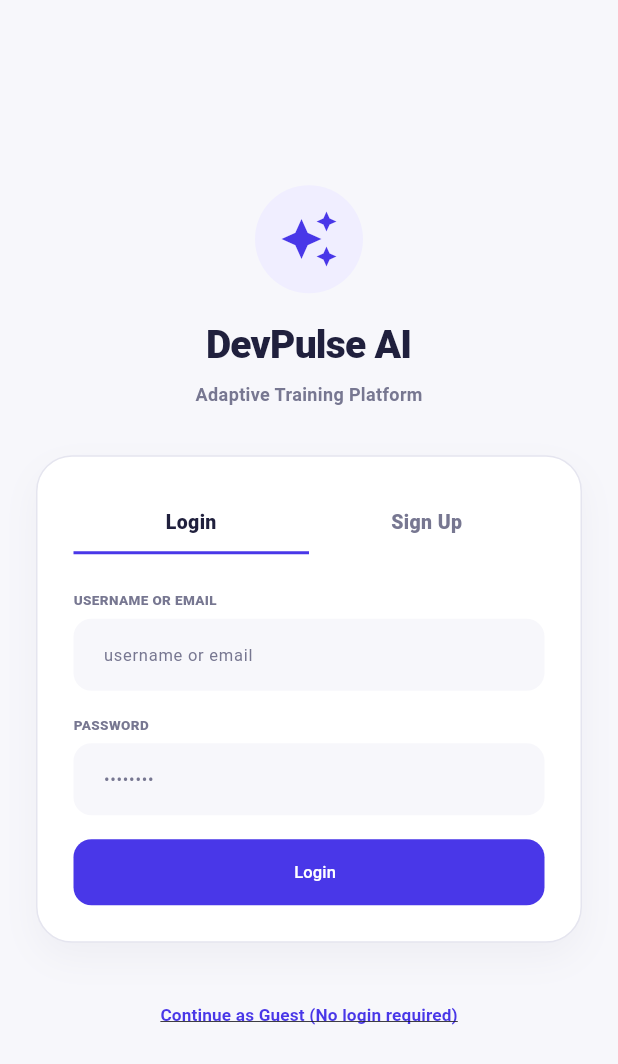
After one commit to Sid-Dan06/SIH26, a Flutter app: the screen it shows after launch, on a phone screen of 412 x 824 dp. The commit adds this screen. Shown: the top 1064 px of the screen. Run offline on Flutter 3.47's test engine with Material 3 defaults, Android fonts, the phone set to English and light mode, and no system bars; accounts and stored records are empty; Roboto replaces fonts that are missing (Arial).

Commit message:
feat: integrate auth screen and close adaptive learning loop

```diff
--- a/frontend/lib/main.dart
+++ b/frontend/lib/main.dart
@@ -1,5 +1,6 @@
 import 'package:flutter/material.dart';
 
+import 'screens/auth_screen.dart';
 import 'screens/home_screen.dart';
 import 'screens/skills_screen.dart';
 import 'screens/quiz_screen.dart';
@@ -21,7 +22,7 @@ class AdaptiveIntelligenceApp extends StatelessWidget {
       debugShowCheckedModeBanner: false,
       title: 'Adaptive Intelligence',
       theme: AppTheme.lightTheme,
-      home: const AppShell(),
+      home: const AuthScreen(),
     );
   }
 }
--- /dev/null
+++ b/frontend/lib/screens/auth_screen.dart
@@ -0,0 +1,364 @@
+import 'package:flutter/material.dart';
+import '../services/api_service.dart';
+import '../theme/app_theme.dart';
+import '../widgets/primary_button.dart';
+import '../main.dart';
+
+class AuthScreen extends StatefulWidget {
+  const AuthScreen({super.key});
+
+  @override
+  State<AuthScreen> createState() => _AuthScreenState();
+}
+
+class _AuthScreenState extends State<AuthScreen> {
+  bool isLoginMode = true;
+  bool isLoading = false;
+  String? errorText;
+
+  final TextEditingController _usernameController = TextEditingController();
+  final TextEditingController _emailController = TextEditingController();
+  final TextEditingController _passwordController = TextEditingController();
+
+  Future<void> handleAuth() async {
+    setState(() {
+      isLoading = true;
+      errorText = null;
+    });
+
+    final email = _emailController.text.trim();
+    final password = _passwordController.text;
+    final username = _usernameController.text.trim();
+
+    if (isLoginMode) {
+      if (email.isEmpty || password.isEmpty) {
+        setState(() {
+          errorText = "Please fill in all fields.";
+          isLoading = false;
+        });
+        return;
+      }
+
+      ApiService.isGuestTestingMode = false;
+      final success = await ApiService.login(email, password);
+      if (success) {
+        if (mounted) {
+          Navigator.pushReplacement(
+            context,
+            MaterialPageRoute(builder: (context) => const AppShell()),
+          );
+        }
+      } else {
+        setState(() {
+          errorText = "Invalid login credentials.";
+          isLoading = false;
+        });
+      }
+    } else {
+      if (username.isEmpty || email.isEmpty || password.isEmpty) {
+        setState(() {
+          errorText = "Please fill in all fields.";
+          isLoading = false;
+        });
+        return;
+      }
+      if (password.length < 8) {
+        setState(() {
+          errorText = "Password must be at least 8 characters.";
+          isLoading = false;
+        });
+        return;
+      }
+
+      ApiService.isGuestTestingMode = false;
+      final success = await ApiService.register(username, email, password);
+      if (success) {
+        if (mounted) {
+          Navigator.pushReplacement(
+            context,
+            MaterialPageRoute(builder: (context) => const AppShell()),
+          );
+        }
+      } else {
+        setState(() {
+          errorText = "Registration failed. Username or email may already exist.";
+          isLoading = false;
+        });
+      }
+    }
+  }
+
+  void continueAsGuest() {
+    ApiService.isGuestTestingMode = true;
+    ApiService.userToken = null;
+    ApiService.userId = 1;
+    ApiService.userName = "Guest User";
+    Navigator.pushReplacement(
+      context,
+      MaterialPageRoute(builder: (context) => const AppShell()),
+    );
+  }
+
+  @override
+  Widget build(BuildContext context) {
+    return Scaffold(
+      backgroundColor: AppColors.page,
+      body: Center(
+        child: SingleChildScrollView(
+          padding: const EdgeInsets.symmetric(horizontal: 24),
+          child: Column(
+            mainAxisAlignment: MainAxisAlignment.center,
+            children: [
+              // Logo / Icon
+              Container(
+                padding: const EdgeInsets.all(16),
+                decoration: const BoxDecoration(
+                  color: AppColors.lavender,
+                  shape: BoxShape.circle,
+                ),
+                child: const Icon(
+                  Icons.auto_awesome,
+                  color: AppColors.purple,
+                  size: 40,
+                ),
+              ),
+              const SizedBox(height: 16),
+              // App Title
+              const Text(
+                'DevPulse AI',
+                style: TextStyle(
+                  fontSize: 26,
+                  fontWeight: FontWeight.w900,
+                  color: AppColors.text,
+                  letterSpacing: -0.5,
+                ),
+              ),
+              const SizedBox(height: 6),
+              const Text(
+                'Adaptive Training Platform',
+                style: TextStyle(
+                  fontSize: 12,
+                  fontWeight: FontWeight.w600,
+                  color: AppColors.muted,
+                ),
+              ),
+              const SizedBox(height: 32),
+              // Auth Card
+              Container(
+                padding: const EdgeInsets.all(24),
+                decoration: BoxDecoration(
+                  color: Colors.white,
+                  borderRadius: BorderRadius.circular(24),
+                  border: Border.all(color: AppColors.border),
+                  boxShadow: [
+                    BoxShadow(
+                      color: AppColors.navy.withOpacity(0.04),
+                      blurRadius: 20,
+                      offset: const Offset(0, 10),
+                    ),
+                  ],
+                ),
+                child: Column(
+                  crossAxisAlignment: CrossAxisAlignment.stretch,
+                  children: [
+                    // Mode Toggle (Login / Sign Up tabs)
+                    Row(
+                      children: [
+                        Expanded(
+                          child: GestureDetector(
+                            onTap: () => setState(() {
+                              isLoginMode = true;
+                              errorText = null;
+                            }),
+                            child: Container(
+                              padding: const EdgeInsets.symmetric(vertical: 10),
+                              decoration: BoxDecoration(
+                                border: Border(
+                                  bottom: BorderSide(
+                                    color: isLoginMode
+                                        ? AppColors.purple
+                                        : Colors.transparent,
+                                    width: 2,
+                                  ),
+                                ),
+                              ),
+                              child: Text(
+                                'Login',
+                                textAlign: TextAlign.center,
+                                style: TextStyle(
+                                  fontSize: 13,
+                                  fontWeight: FontWeight.w800,
+                                  color: isLoginMode
+                                      ? AppColors.text
+                                      : AppColors.muted,
+                                ),
+                              ),
+                            ),
+                          ),
+                        ),
+                        Expanded(
+                          child: GestureDetector(
+                            onTap: () => setState(() {
+                              isLoginMode = false;
+                              errorText = null;
+                            }),
+                            child: Container(
+                              padding: const EdgeInsets.symmetric(vertical: 10),
+                              decoration: BoxDecoration(
+                                border: Border(
+                                  bottom: BorderSide(
+                                    color: !isLoginMode
+                                        ? AppColors.purple
+                                        : Colors.transparent,
+                                    width: 2,
+                                  ),
+                                ),
+                              ),
+                              child: Text(
+                                'Sign Up',
+                                textAlign: TextAlign.center,
+                                style: TextStyle(
+                                  fontSize: 13,
+                                  fontWeight: FontWeight.w800,
+                                  color: !isLoginMode
+                                      ? AppColors.text
+                                      : AppColors.muted,
+                                ),
+                              ),
+                            ),
+                          ),
+                        ),
+                      ],
+                    ),
+                    const SizedBox(height: 24),
+                    // Username input (Sign-Up only)
+                    if (!isLoginMode) ...[
+                      const Text(
+                        'USERNAME',
+                        style: TextStyle(
+                          fontSize: 9,
+                          fontWeight: FontWeight.w800,
+                          color: AppColors.muted,
+                        ),
+                      ),
+                      const SizedBox(height: 6),
+                      TextField(
+                        controller: _usernameController,
+                        decoration: InputDecoration(
+                          hintText: 'e.g. janesmith',
+                          hintStyle: const TextStyle(fontSize: 11, color: AppColors.muted),
+                          filled: true,
+                          fillColor: AppColors.page,
+                          contentPadding: const EdgeInsets.symmetric(
+                              horizontal: 16, vertical: 12),
+                          border: OutlineInputBorder(
+                            borderRadius: BorderRadius.circular(12),
+                            borderSide: BorderSide.none,
+                          ),
+                        ),
+                        style: const TextStyle(fontSize: 12, color: AppColors.text),
+                      ),
+                      const SizedBox(height: 16),
+                    ],
+                    // Email or Login input
+                    Text(
+                      isLoginMode ? 'USERNAME OR EMAIL' : 'EMAIL ADDRESS',
+                      style: const TextStyle(
+                        fontSize: 9,
+                        fontWeight: FontWeight.w800,
+                        color: AppColors.muted,
+                      ),
+                    ),
+                    const SizedBox(height: 6),
+                    TextField(
+                      controller: _emailController,
+                      keyboardType: TextInputType.emailAddress,
+                      decoration: InputDecoration(
+                        hintText: isLoginMode ? 'username or email' : 'name@example.com',
+                        hintStyle: const TextStyle(fontSize: 11, color: AppColors.muted),
+                        filled: true,
+                        fillColor: AppColors.page,
+                        contentPadding: const EdgeInsets.symmetric(
+                            horizontal: 16, vertical: 12),
+                        border: OutlineInputBorder(
+                          borderRadius: BorderRadius.circular(12),
+                          borderSide: BorderSide.none,
+                        ),
+                      ),
+                      style: const TextStyle(fontSize: 12, color: AppColors.text),
+                    ),
+                    const SizedBox(height: 16),
+                    // Password input
+                    const Text(
+                      'PASSWORD',
+                      style: TextStyle(
+                        fontSize: 9,
+                        fontWeight: FontWeight.w800,
+                        color: AppColors.muted,
+                      ),
+                    ),
+                    const SizedBox(height: 6),
+                    TextField(
+                      controller: _passwordController,
+                      obscureText: true,
+                      decoration: InputDecoration(
+                        hintText: '••••••••',
+                        hintStyle: const TextStyle(fontSize: 11, color: AppColors.muted),
+                        filled: true,
+                        fillColor: AppColors.page,
+                        contentPadding: const EdgeInsets.symmetric(
+                            horizontal: 16, vertical: 12),
+                        border: OutlineInputBorder(
+                          borderRadius: BorderRadius.circular(12),
+                          borderSide: BorderSide.none,
+                        ),
+                      ),
+                      style: const TextStyle(fontSize: 12, color: AppColors.text),
+                    ),
+                    const SizedBox(height: 16),
+                    // Error message
+                    if (errorText != null) ...[
+                      Text(
+                        errorText!,
+                        style: const TextStyle(
+                          color: AppColors.red,
+                          fontSize: 11,
+                          fontWeight: FontWeight.w600,
+                        ),
+                      ),
+                      const SizedBox(height: 16),
+                    ],
+                    // Action button
+                    SizedBox(
+                      height: 44,
+                      child: PrimaryButton(
+                        text: isLoading
+                            ? 'Processing...'
+                            : (isLoginMode ? 'Login' : 'Create Account'),
+                        onPressed: isLoading ? null : handleAuth,
+                      ),
+                    ),
+                  ],
+                ),
+              ),
+              const SizedBox(height: 24),
+              // Guest Bypass
+              TextButton(
+                onPressed: continueAsGuest,
+                child: const Text(
+                  'Continue as Guest (No login required)',
+                  style: TextStyle(
+                    fontSize: 11.5,
+                    fontWeight: FontWeight.w700,
+                    color: AppColors.purple,
+                    decoration: TextDecoration.underline,
+                  ),
+                ),
+              ),
+            ],
+          ),
+        ),
+      ),
+    );
+  }
+}
```
Also changed, not shown: frontend/lib/screens/home_screen.dart (+83 -67 lines), frontend/lib/services/api_service.dart (+38 -2 lines), 2 other files.
